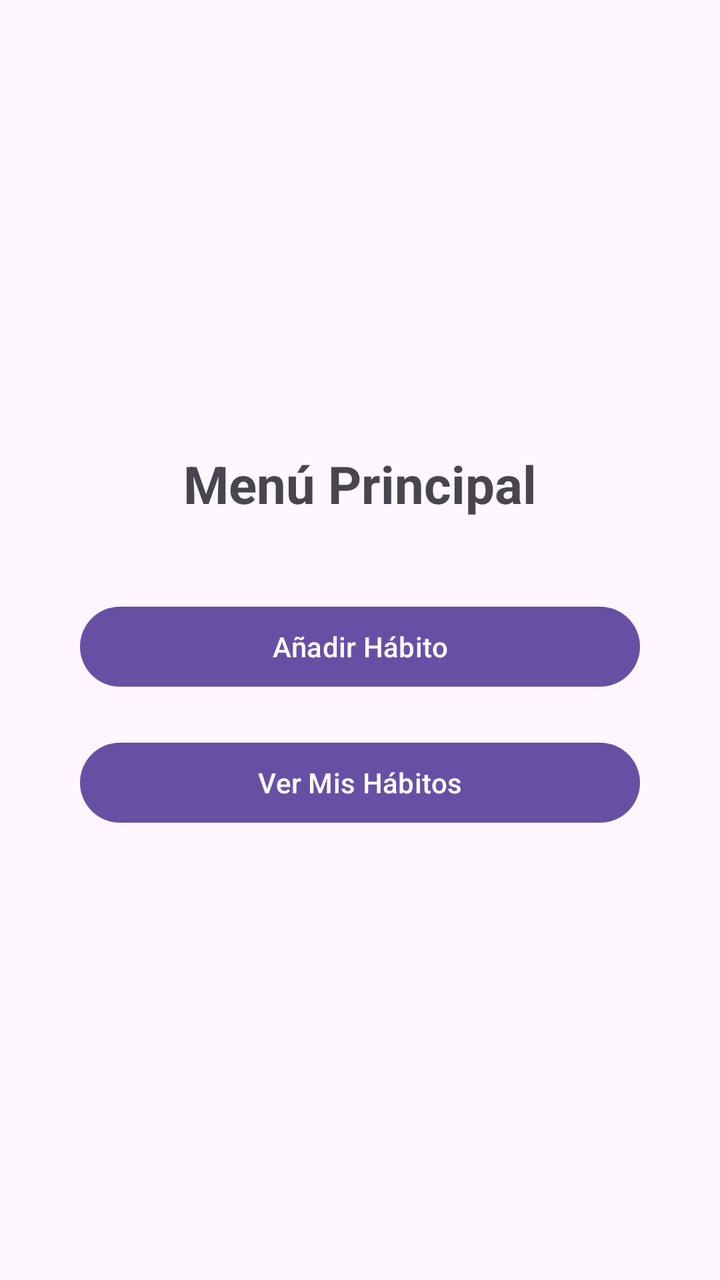
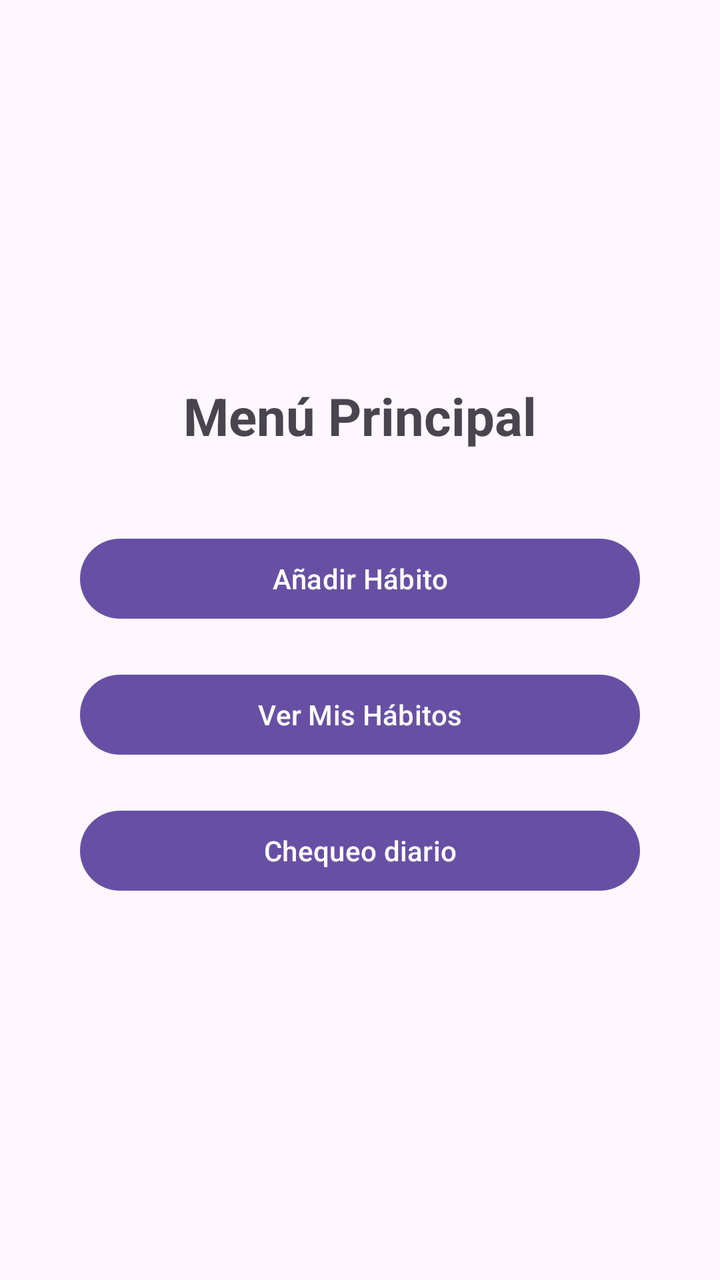

Screens rendered from an Android XML layout before and after an edit, with the pre-edit source and the edit as a unified diff.
<!-- AndroidManifest.xml: application theme Theme.Material3.DayNight.NoActionBar -->
<!-- res/layout/activity_menu.xml -->
<?xml version="1.0" encoding="utf-8"?>
<LinearLayout xmlns:android="http://schemas.android.com/apk/res/android"
    android:orientation="vertical"
    android:padding="40dp"
    android:gravity="center"
    android:layout_width="match_parent"
    android:layout_height="match_parent">

    <TextView
        android:text="Menú Principal"
        android:textSize="26sp"
        android:textStyle="bold"
        android:layout_marginBottom="40dp"
        android:layout_width="wrap_content"
        android:layout_height="wrap_content" />

    <Button
        android:id="@+id/btnAddHabit"
        android:text="Añadir Hábito"
        android:layout_marginBottom="20dp"
        android:layout_width="match_parent"
        android:layout_height="wrap_content" />

    <Button
        android:id="@+id/btnViewHabits"
        android:text="Ver Mis Hábitos"
        android:layout_width="match_parent"
        android:layout_height="wrap_content" />

</LinearLayout>
<!-- resources referenced by this layout -->
<resources>

</resources>

<!-- the commit's change to res/layout/activity_menu.xml (unified diff, before → after) -->
@@ -24,6 +24,13 @@
     <Button
         android:id="@+id/btnViewHabits"
         android:text="Ver Mis Hábitos"
+        android:layout_marginBottom="20dp"
+        android:layout_width="match_parent"
+        android:layout_height="wrap_content" />
+
+    <Button
+        android:id="@+id/btnDailyCheck"
+        android:text="Chequeo diario"
         android:layout_width="match_parent"
         android:layout_height="wrap_content" />
 
